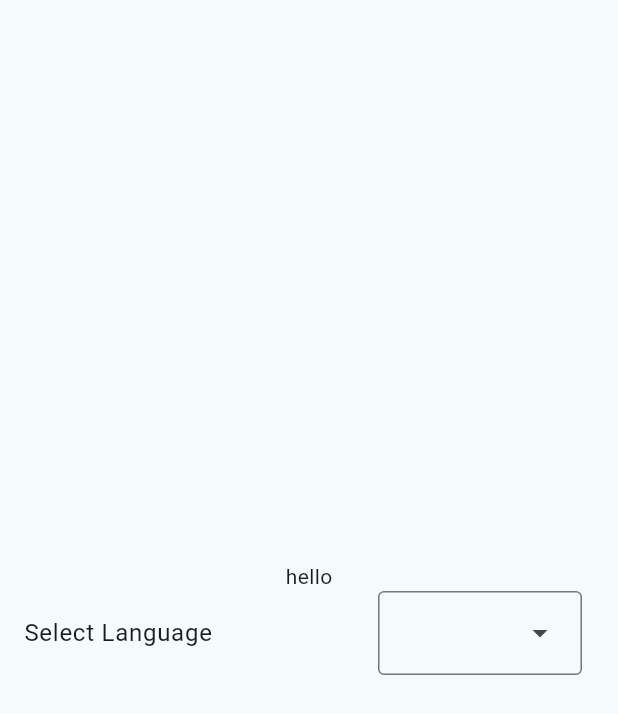
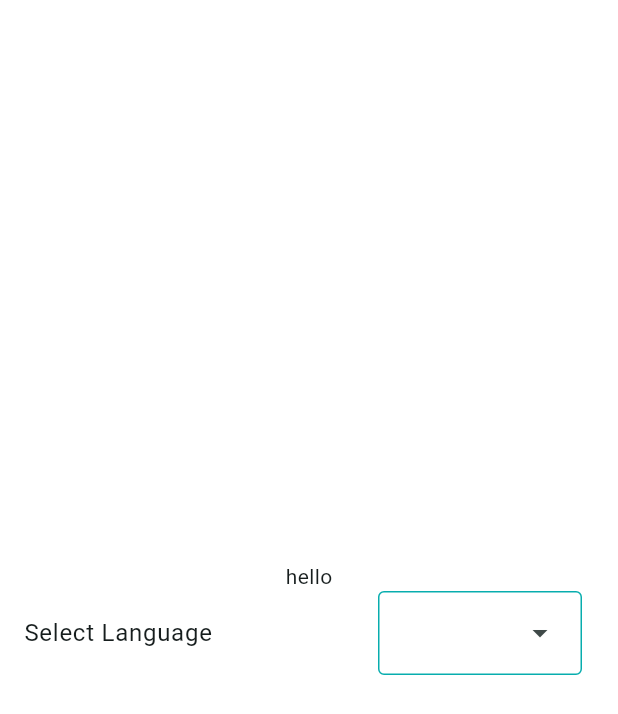
Before and after one commit to Sumon-Pal/e_commerce_craftybay, a Flutter app: the LnChangeSwitch screen opened directly, on a phone screen of 412 x 824 dp. Shown: the top 714 px of the screen. Run offline on Flutter 3.47's test engine with Material 3 defaults, Android fonts, the phone set to English and light mode, and no system bars; our stand-ins replace firebase_analytics, firebase_core, firebase_crashlytics, flutter_svg, get, package_info_plus; accounts and stored records are empty.

Commit message:
designed Sign in screen and set the input & TextFormField theme

```diff
--- a/lib/app/app_theme.dart
+++ b/lib/app/app_theme.dart
@@ -2,11 +2,53 @@ import 'app_colors.dart';
 import 'package:flutter/material.dart';
 
 class AppTheme {
-  static ThemeData get lightThemeData =>
-      ThemeData(colorSchemeSeed: AppColors.themeColor);
+  static ThemeData get lightThemeData => ThemeData(
+    colorSchemeSeed: AppColors.themeColor,
+    scaffoldBackgroundColor: Colors.white,
+    filledButtonTheme: _filledButtonThemeData,
+    inputDecorationTheme: _inputDecorationThemeData,
+    textTheme: _textThemeData,
+  );
 
   static ThemeData get darkThemeData => ThemeData(
     colorSchemeSeed: AppColors.themeColor,
     brightness: Brightness.dark,
+    filledButtonTheme: _filledButtonThemeData,
+    inputDecorationTheme: _inputDecorationThemeData,
+    textTheme: _textThemeData,
+  );
+
+  static FilledButtonThemeData get _filledButtonThemeData =>
+      FilledButtonThemeData(
+        style: FilledButton.styleFrom(
+          fixedSize: Size.fromWidth(double.maxFinite),
+          shape: RoundedRectangleBorder(borderRadius: BorderRadius.circular(8)),
+          padding: EdgeInsets.symmetric(vertical: 12),
+          textStyle: TextStyle(fontSize: 16, color: Colors.white),
+          backgroundColor: AppColors.themeColor,
+        ),
+      );
+
+  static InputDecorationTheme get _inputDecorationThemeData =>
+      InputDecorationTheme(
+        hintStyle: TextStyle(
+          fontWeight: FontWeight.w300
+        ),
+        contentPadding: EdgeInsets.symmetric(horizontal: 16),
+        border: OutlineInputBorder(
+          borderSide: BorderSide(color: AppColors.themeColor),
+        ),
+        enabledBorder: OutlineInputBorder(
+          borderSide: BorderSide(color: AppColors.themeColor),
+        ),
+        focusedBorder: OutlineInputBorder(
+          borderSide: BorderSide(color: AppColors.themeColor),
+        ),
+      );
+  static TextTheme get _textThemeData => TextTheme(
+    titleLarge: TextStyle(
+      fontSize: 28,
+      fontWeight: FontWeight.bold
+    )
   );
 }
--- a/lib/l10n/app_bn.arb
+++ b/lib/l10n/app_bn.arb
@@ -1,4 +1,5 @@
 {
 "hello":"হ্যালো",
-"selectLanguage": "Select Language bn"
+"selectLanguage": "Select Language bn",
+"version" : "Version bn"
 }
--- a/lib/l10n/app_en.arb
+++ b/lib/l10n/app_en.arb
@@ -1,4 +1,5 @@
 {
 "hello":"hello",
-"selectLanguage": "Select Language"
+"selectLanguage": "Select Language",
+"version" : "Version"
 }
--- a/lib/l10n/app_localizations.dart
+++ b/lib/l10n/app_localizations.dart
@@ -109,6 +109,12 @@ abstract class AppLocalizations {
   /// In en, this message translates to:
   /// **'Select Language'**
   String get selectLanguage;
+
+  /// No description provided for @version.
+  ///
+  /// In en, this message translates to:
+  /// **'Version'**
+  String get version;
 }
 
 class _AppLocalizationsDelegate
--- a/lib/l10n/app_localizations_bn.dart
+++ b/lib/l10n/app_localizations_bn.dart
@@ -13,4 +13,7 @@ class AppLocalizationsBn extends AppLocalizations {
 
   @override
   String get selectLanguage => 'Select Language bn';
+
+  @override
+  String get version => 'Version bn';
 }
--- a/lib/l10n/app_localizations_en.dart
+++ b/lib/l10n/app_localizations_en.dart
@@ -13,4 +13,7 @@ class AppLocalizationsEn extends AppLocalizations {
 
   @override
   String get selectLanguage => 'Select Language';
+
+  @override
+  String get version => 'Version';
 }
--- a/lib/main.dart
+++ b/lib/main.dart
@@ -1,5 +1,6 @@
 import 'dart:ui';
 import 'package:e_commerce_craftybay/app/app.dart';
+import 'package:e_commerce_craftybay/app/utils/app_version_service.dart';
 import 'package:firebase_analytics/firebase_analytics.dart';
 import 'package:firebase_core/firebase_core.dart';
 import 'package:firebase_crashlytics/firebase_crashlytics.dart';
@@ -20,5 +21,7 @@ Future<void> main() async {
     return true;
   };
   FirebaseAnalytics analytics = FirebaseAnalytics.instance;
+
+  await AppVersionService.getCurrentAppVersion();
   runApp(const CraftyBay());
 }
--- a/pubspec.yaml
+++ b/pubspec.yaml
@@ -21,6 +21,7 @@ dependencies:
   intl: ^0.20.2
   get: ^4.7.2
   flutter_svg: ^2.2.1
+  package_info_plus: ^9.0.0
 
 dev_dependencies:
   flutter_test:
```
Also changed, not shown: lib/app/app.dart (+15 -2 lines), lib/app/utils/app_version_service.dart (added, +10 -0 lines), lib/features/auth/presentation/screens/sign_in_screen.dart (added, +65 -0 lines), lib/features/auth/presentation/screens/splash_screen.dart (+24 -5 lines), lib/features/auth/presentation/widgets/app_logo.dart (added, +17 -0 lines), pubspec.lock.
